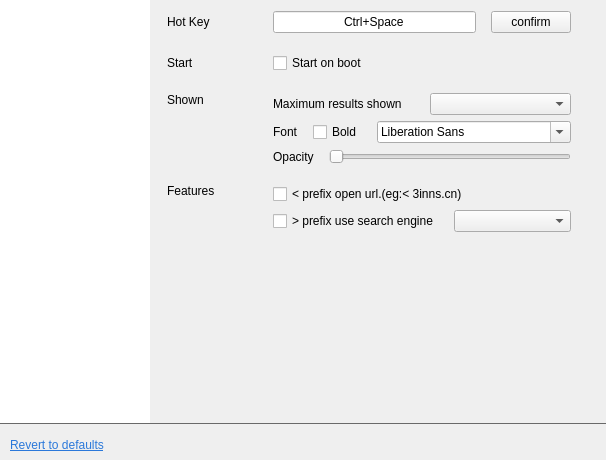
Old version of the form src/view/SettingWidget.ui in the repository tujiaw/Acc.
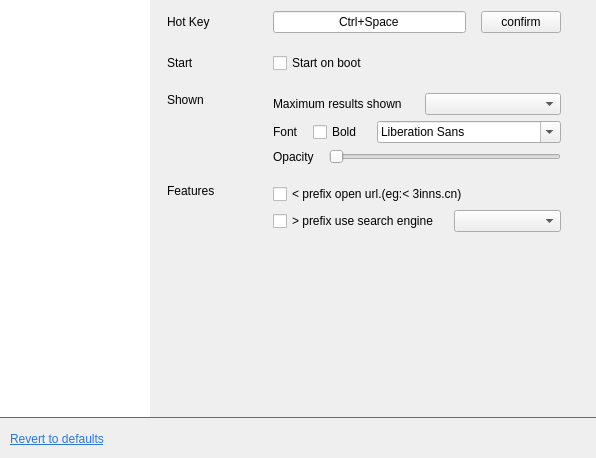
New version of the form.

What changed in the file:
```diff
--- a/src/view/SettingWidget.ui
+++ b/src/view/SettingWidget.ui
@@ -6,14 +6,14 @@
    <rect>
     <x>0</x>
     <y>0</y>
-    <width>606</width>
-    <height>460</height>
+    <width>596</width>
+    <height>458</height>
    </rect>
   </property>
   <property name="minimumSize">
    <size>
     <width>0</width>
-    <height>420</height>
+    <height>0</height>
    </size>
   </property>
   <property name="windowTitle">
@@ -81,8 +81,8 @@
          <rect>
           <x>0</x>
           <y>0</y>
-          <width>429</width>
-          <height>423</height>
+          <width>419</width>
+          <height>417</height>
          </rect>
         </property>
         <layout class="QVBoxLayout" name="verticalLayout_3">
@@ -416,7 +416,7 @@
        <number>0</number>
       </property>
       <property name="bottomMargin">
-       <number>5</number>
+       <number>9</number>
       </property>
       <item>
        <widget class="QLabel" name="labelDefault">
```
